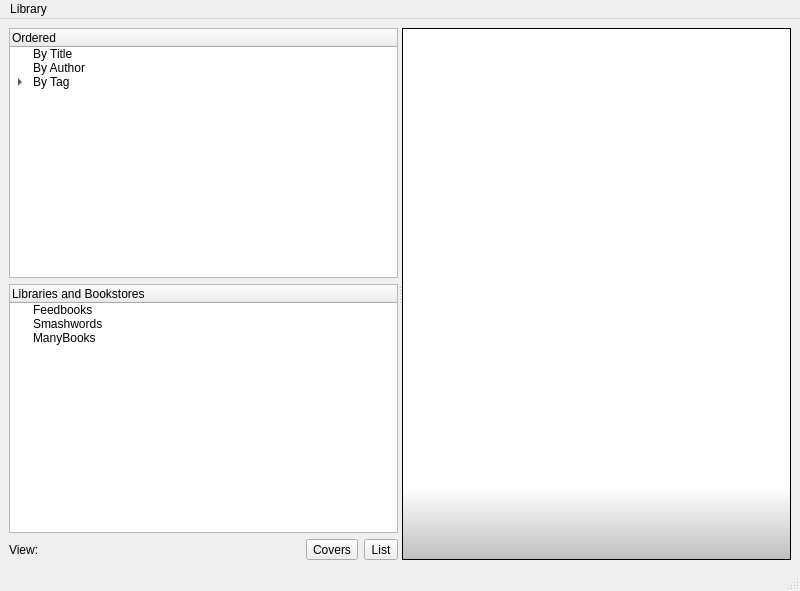
First picture: the form in src/main.ui, repository chrmorais/aranduka, before the edit.
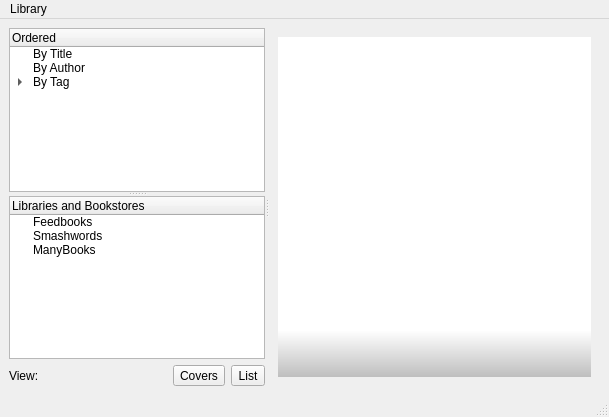
Second picture: the form after the edit.

Commit message: Connected editor and shelves

What changed in the file:
```diff
--- a/src/main.ui
+++ b/src/main.ui
@@ -6,23 +6,33 @@
    <rect>
     <x>0</x>
     <y>0</y>
-    <width>800</width>
-    <height>591</height>
+    <width>609</width>
+    <height>417</height>
    </rect>
   </property>
   <property name="windowTitle">
    <string>MainWindow</string>
   </property>
   <widget class="QWidget" name="centralwidget">
+   <layout class="QVBoxLayout" name="verticalLayout_3">
+    <item>
+     <widget class="QSplitter" name="main_splitter">
+      <property name="orientation">
+       <enum>Qt::Horizontal</enum>
+      </property>
+      <widget class="QWidget" name="layoutWidget">
    <layout class="QVBoxLayout" name="verticalLayout_2">
     <item>
      <widget class="QSplitter" name="splitter">
+          <property name="sizePolicy">
+           <sizepolicy hsizetype="Expanding" vsizetype="Expanding">
+            <horstretch>1</horstretch>
+            <verstretch>0</verstretch>
+           </sizepolicy>
+          </property>
       <property name="orientation">
-       <enum>Qt::Horizontal</enum>
-      </property>
-      <widget class="QWidget" name="">
-       <layout class="QVBoxLayout" name="verticalLayout">
-        <item>
+           <enum>Qt::Vertical</enum>
+          </property>
          <widget class="QTreeWidget" name="treeWidget">
           <property name="sizePolicy">
            <sizepolicy hsizetype="Expanding" vsizetype="Expanding">
@@ -66,8 +76,6 @@
            </item>
           </item>
          </widget>
-        </item>
-        <item>
          <widget class="QTreeWidget" name="treeWidget_2">
           <property name="sizePolicy">
            <sizepolicy hsizetype="Expanding" vsizetype="Expanding">
@@ -96,6 +104,7 @@
            </property>
           </item>
          </widget>
+         </widget>
         </item>
         <item>
          <layout class="QHBoxLayout" name="horizontalLayout">
@@ -124,6 +133,19 @@
         </item>
        </layout>
       </widget>
+      <widget class="QStackedWidget" name="stack">
+       <property name="sizePolicy">
+        <sizepolicy hsizetype="Expanding" vsizetype="Preferred">
+         <horstretch>3</horstretch>
+         <verstretch>0</verstretch>
+        </sizepolicy>
+       </property>
+       <property name="currentIndex">
+        <number>0</number>
+       </property>
+       <widget class="QWidget" name="shelves">
+        <layout class="QVBoxLayout" name="verticalLayout">
+         <item>
       <widget class="QListWidget" name="books">
        <property name="sizePolicy">
         <sizepolicy hsizetype="Expanding" vsizetype="Expanding">
@@ -140,6 +162,12 @@
        <property name="styleSheet">
         <string notr="true">background-color: qlineargradient(spread:repeat, x1:0, y1:1, x2:0, y2:0, stop:0 rgba(190, 190, 190, 255), stop:0.137566 rgba(255, 255, 255, 255));</string>
        </property>
+           <property name="frameShape">
+            <enum>QFrame::NoFrame</enum>
+           </property>
+           <property name="frameShadow">
+            <enum>QFrame::Plain</enum>
+           </property>
        <property name="iconSize">
         <size>
          <width>128</width>
@@ -162,6 +190,11 @@
         <bool>true</bool>
        </property>
       </widget>
+         </item>
+        </layout>
+       </widget>
+       <widget class="QWidget" name="details"/>
+      </widget>
      </widget>
     </item>
    </layout>
@@ -171,7 +204,7 @@
     <rect>
      <x>0</x>
      <y>0</y>
-     <width>800</width>
+     <width>609</width>
      <height>24</height>
     </rect>
    </property>
```
Lines whose indentation alone changed are shown as unchanged. The commit also changes 3 other files.
